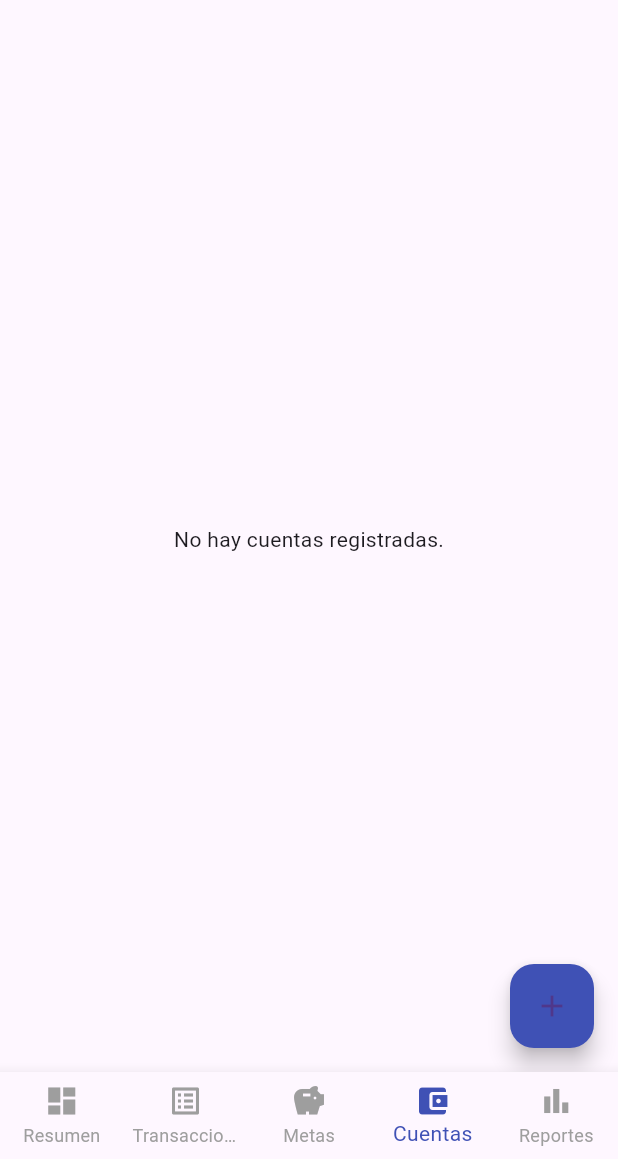
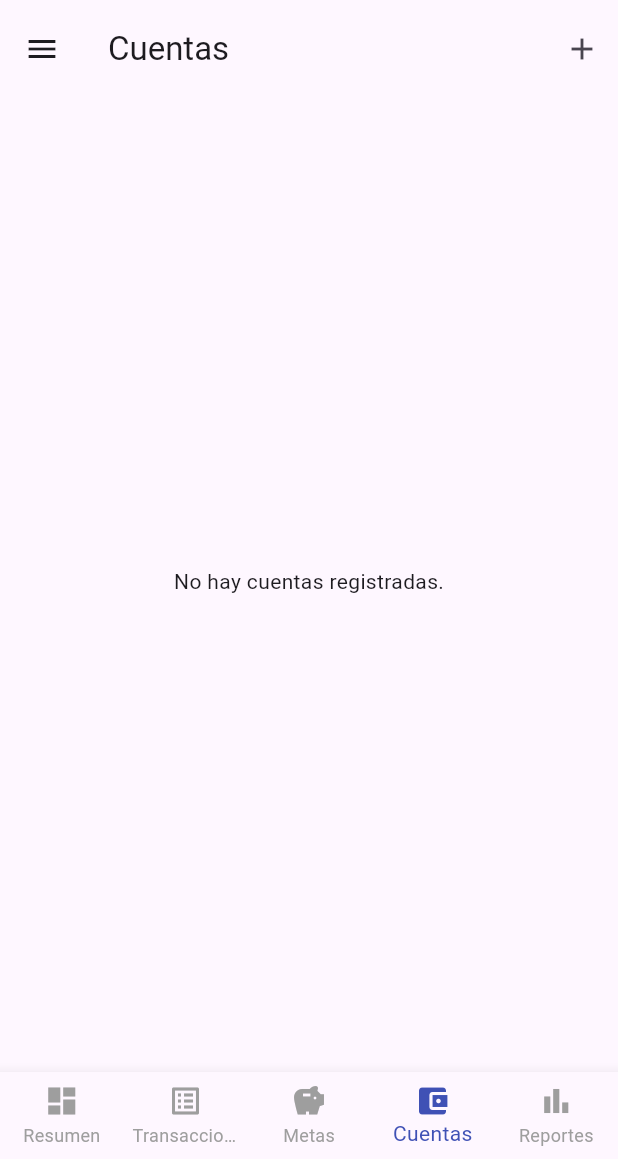
Before and after one commit to jesus2419/financial_app, a Flutter app: the MainScreen screen opened directly with empty values, item 4 of the bottom bar chosen, on a phone screen of 412 x 824 dp, the part 77-1236 px from its top. Run offline on Flutter 3.47's test engine with Material 3 defaults, Android fonts, the phone set to English and light mode, and no system bars; our stand-ins replace sqflite; accounts and stored records are empty.

```diff
--- a/financial_app/lib/view/accounts_section.dart
+++ b/financial_app/lib/view/accounts_section.dart
@@ -201,6 +201,26 @@ class _AccountsSectionState extends State<AccountsSection> {
   @override
   Widget build(BuildContext context) {
     return Scaffold(
+      appBar: AppBar(
+        leading: Builder(
+          builder: (context) => IconButton(
+            icon: const Icon(Icons.menu),
+            onPressed: () => Scaffold.of(context).openDrawer(),
+            tooltip: MaterialLocalizations.of(context).openAppDrawerTooltip,
+          ),
+        ),
+        title: const Text('Cuentas'),
+        actions: [
+          IconButton(
+            icon: const Icon(Icons.add),
+            tooltip: 'Agregar cuenta',
+            onPressed: () => _showAccountDialog(),
+          ),
+        ],
+      ),
+      drawer: Drawer(
+        child: Container(), // El drawer real lo maneja el Scaffold principal
+      ),
       body: FutureBuilder<List<Account>>(
         future: _accountsFuture,
         builder: (context, snapshot) {
@@ -233,16 +253,12 @@ class _AccountsSectionState extends State<AccountsSection> {
                 ),
                 title: Text(account.description ?? 'Sin descripción'),
                 subtitle: subtitle.isNotEmpty ? Text(subtitle) : null,
-                trailing: Row(
-                  mainAxisSize: MainAxisSize.min,
-                  children: [
-                    IconButton(
-                      icon: const Icon(Icons.edit),
-                      onPressed: () => _showAccountDialog(account: account),
-                    ),
-                    IconButton(
-                      icon: const Icon(Icons.delete),
-                      onPressed: () => showDialog(
+                trailing: PopupMenuButton<String>(
+                  onSelected: (value) {
+                    if (value == 'edit') {
+                      _showAccountDialog(account: account);
+                    } else if (value == 'delete') {
+                      showDialog(
                         context: context,
                         builder: (ctx) => AlertDialog(
                           title: const Text('Eliminar cuenta'),
@@ -261,8 +277,12 @@ class _AccountsSectionState extends State<AccountsSection> {
                             ),
                           ],
                         ),
-                      ),
-                    ),
+                      );
+                    }
+                  },
+                  itemBuilder: (context) => [
+                    const PopupMenuItem(value: 'edit', child: Text('Editar')),
+                    const PopupMenuItem(value: 'delete', child: Text('Eliminar')),
                   ],
                 ),
               );
@@ -270,12 +290,6 @@ class _AccountsSectionState extends State<AccountsSection> {
           );
         },
       ),
-      floatingActionButton: FloatingActionButton(
-        onPressed: () => _showAccountDialog(),
-        child: const Icon(Icons.add),
-        backgroundColor: Colors.indigo,
-        tooltip: 'Agregar cuenta',
-      ),
     );
   }
 }
--- a/financial_app/lib/view/homescreen.dart
+++ b/financial_app/lib/view/homescreen.dart
@@ -5,8 +5,8 @@ import 'dashboard_section.dart';
 import 'transactions_section.dart';
 import 'goals_section.dart';
 import 'reports_section.dart';
-import 'accounts_section.dart'; // Nueva importación
-import '../database/database_handler.dart'; // Asegúrate de que la ruta sea correcta
+import 'accounts_section.dart';
+import '../database/database_handler.dart';
 
 class MainScreen extends StatefulWidget {
   final String userName;
@@ -22,15 +22,14 @@ class _MainScreenState extends State<MainScreen> {
   final NumberFormat _currencyFormat = NumberFormat.currency(symbol: '\$');
   bool _localeReady = false;
 
-  // Datos de ejemplo (deberías reemplazarlos con tus modelos reales)
   final double _totalBalance = 12500.50;
 
-  static const List<Widget> _appSections = [
-    DashboardSection(),
-    TransactionsSection(),
-    GoalsSection(),
-    AccountsSection(), // Nueva sección
-    ReportsSection(),
+  static final List<Widget> _appSections = [
+    const DashboardSection(),
+    const TransactionsSection(),
+    const GoalsSection(),
+    const AccountsSection(),
+    const ReportsSection(),
   ];
 
   void _onItemTapped(int index) {
@@ -47,20 +46,17 @@ class _MainScreenState extends State<MainScreen> {
         _localeReady = true;
       });
     });
-    // Precarga las cuentas para las transacciones
     DatabaseHandler.instance.getAllAccounts();
   }
 
-  @override
-  Widget build(BuildContext context) {
-    if (!_localeReady) {
-      return const Scaffold(
-        body: Center(child: CircularProgressIndicator()),
-      );
+  PreferredSizeWidget _buildAppBar() {
+    // AppBar dinámico según la sección seleccionada
+    if (_selectedIndex == 1) {
+      // Transacciones
+      return AppBar(toolbarHeight: 0, elevation: 0, backgroundColor: Colors.transparent); // AppBar vacío para cumplir con el tipo
     }
-
-    return Scaffold(
-      appBar: AppBar(
+    // AppBar por defecto
+    return AppBar(
       title: Column(
         crossAxisAlignment: CrossAxisAlignment.start,
         children: [
@@ -77,7 +73,19 @@ class _MainScreenState extends State<MainScreen> {
           onPressed: () {},
         ),
       ],
-      ),
+    );
+  }
+
+  @override
+  Widget build(BuildContext context) {
+    if (!_localeReady) {
+      return const Scaffold(
+        body: Center(child: CircularProgressIndicator()),
+      );
+    }
+
+    return Scaffold(
+      appBar: _selectedIndex == 1 ? null : _buildAppBar(),
       drawer: _buildDrawer(context),
       body: _appSections[_selectedIndex],
       bottomNavigationBar: _buildBottomNavigationBar(),
```
Also changed, not shown: financial_app/lib/view/transactions_section.dart (+10 -0 lines). Lines whose indentation alone changed are shown as unchanged.
